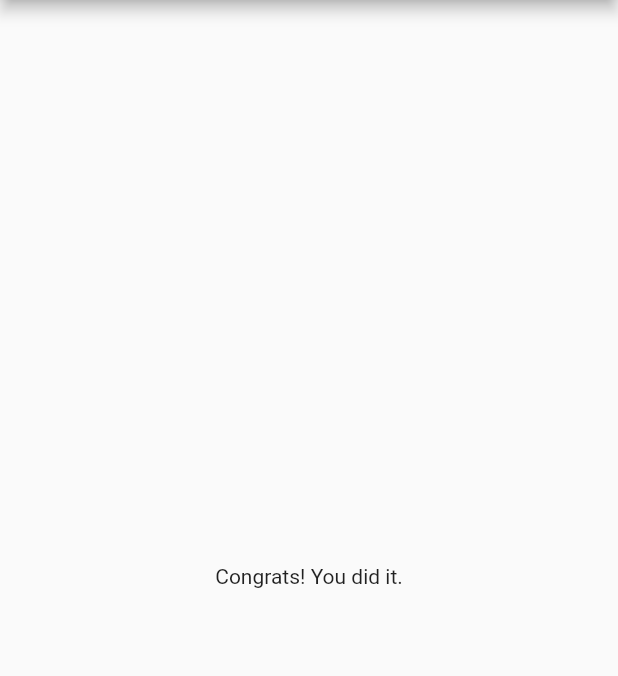
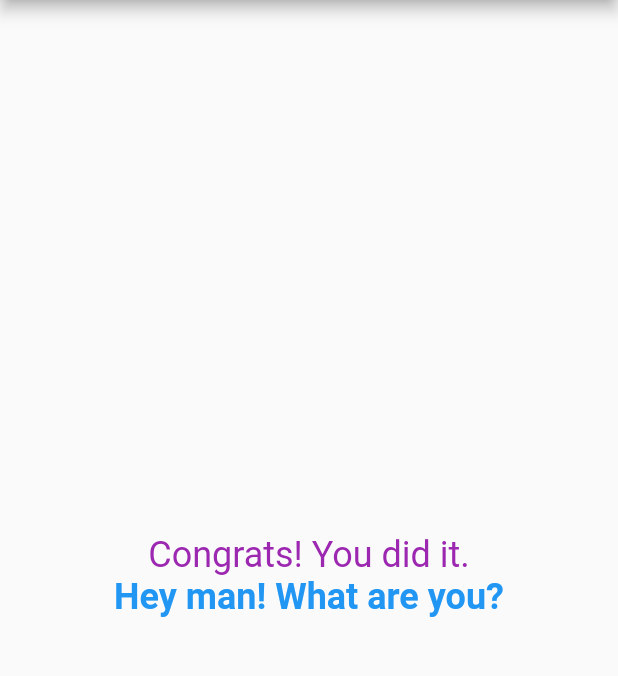
Before and after one commit to saifsiddiquee/Flutter-Quick-Quiz, a Flutter app: the screen it shows after launch, after a tap on "Red", after a tap on "Dog", after a tap on "Pele", on a phone screen of 412 x 824 dp, the part 84-760 px from its top. Run offline on Flutter 3.47's test engine with Material 2 defaults, Android fonts, the phone set to English and light mode, and no system bars.

```diff
--- a/lib/main.dart
+++ b/lib/main.dart
@@ -13,23 +13,40 @@ class MyApp extends StatefulWidget {
 
 class _MyAppState extends State<MyApp> {
   var _questionIndex = 0;
+  var _totalScore = 0;
 
   final _questions = const [
     {
       'questionText': 'What\'s your favourite color?',
-      'answer': ['Red', 'White', 'Blue', 'Black']
+      'answer': [
+        {'text': 'Red', 'score': 8},
+        {'text': 'Green', 'score': 10},
+        {'text': 'Blue', 'score': 6},
+        {'text': 'Black', 'score': 9},
+      ]
     },
     {
       'questionText': 'What\'s your favourite animal?',
-      'answer': ['Cat', 'Dog', 'Rabbit', 'Pigeon']
+      'answer': [
+        {'text': 'Cat', 'score': 8},
+        {'text': 'Dog', 'score': 9},
+        {'text': 'Rabbit', 'score': 6},
+        {'text': 'Pigeon', 'score': 4},
+      ]
     },
     {
       'questionText': 'Who is your favourite athlete?',
-      'answer': ['Ronaldo', 'Messi', 'Pele', 'Bolt']
+      'answer': [
+        {'text': 'Ronaldo', 'score': 10},
+        {'text': 'Messi', 'score': 10},
+        {'text': 'Pele', 'score': 8},
+        {'text': 'Bolt', 'score': 9},
+      ]
     },
   ];
 
-  void _answerQuestion() {
+  void _answerQuestion(int score) {
+    _totalScore += score;
     setState(() {
       _questionIndex = _questionIndex + 1;
       print(_questionIndex);
@@ -54,7 +71,7 @@ class _MyAppState extends State<MyApp> {
                 questionIndex: _questionIndex,
                 questions: _questions,
               )
-            : Result(),
+            : Result(_totalScore),
       ),
     );
   }
--- a/lib/quiz.dart
+++ b/lib/quiz.dart
@@ -4,7 +4,10 @@ import 'answer.dart';
 import 'questions.dart';
 
 class Quiz extends StatelessWidget {
-  Quiz({@required this.answerQuestion, @required this.questions, @required this.questionIndex});
+  Quiz(
+      {@required this.answerQuestion,
+      @required this.questions,
+      @required this.questionIndex});
 
   final List<Map<String, Object>> questions;
   final int questionIndex;
@@ -17,9 +20,9 @@ class Quiz extends StatelessWidget {
         Question(
           questionText: questions[questionIndex]['questionText'],
         ),
-        ...(questions[questionIndex]['answer'] as List<String>)
+        ...(questions[questionIndex]['answer'] as List<Map<String, Object>>)
             .map((ans) {
-          return Answer(answerQuestion, ans);
+          return Answer(() => answerQuestion(ans['score']), ans['text']);
         }).toList()
       ],
     );
--- a/lib/result.dart
+++ b/lib/result.dart
@@ -1,10 +1,41 @@
 import 'package:flutter/material.dart';
 
 class Result extends StatelessWidget {
+  Result(this.resultScore);
+  final int resultScore;
+
+  String get resultParse {
+    var resultText = "Congrats! Buddy";
+    if (resultScore <= 15){
+      resultText = 'You are awesome!';
+    } else if ( resultScore <=10){
+      resultText = 'You are adorable!';
+    } else if (resultScore <= 5){
+      resultText = 'You are a dope man!';
+    } else {
+      resultText = 'Hey man! What are you?';
+    }
+    return resultText;
+  }
+
   @override
   Widget build(BuildContext context) {
     return Center(
-      child: Text('Congrats! You did it.'),
+      child: RichText(
+        textAlign: TextAlign.center,
+        text: TextSpan(
+            style: TextStyle(color: Colors.purple, fontSize: 24),
+            children: [
+              TextSpan(text: 'Congrats! You did it. \n'),
+              TextSpan(
+                text: resultParse,
+                style: TextStyle(
+                  color: Colors.blue,
+                  fontWeight: FontWeight.bold,
+                ),
+              )
+            ]),
+      ),
     );
   }
 }
```
